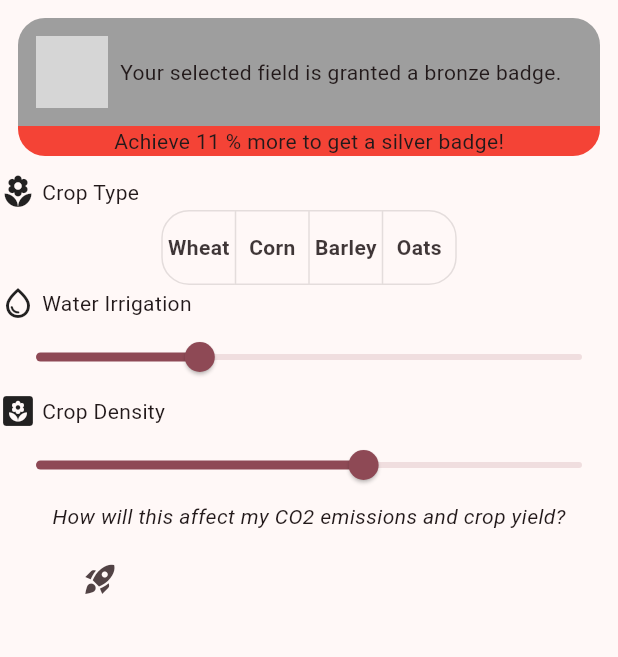
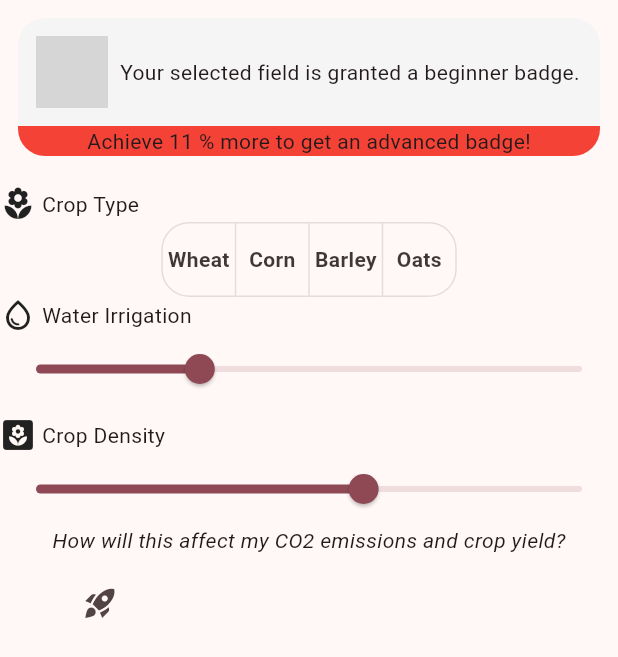
Before and after one commit to noahlatzel/start-hack24, a Flutter app: the PolicyAnalysisWidget widget shown alone on an empty page, opened directly, on a phone screen of 412 x 824 dp. Shown: the top 657 px of the screen. Run offline on Flutter 3.47's test engine with Material 3 defaults, Android fonts, the phone set to English and light mode, and no system bars; our stand-ins replace fl_chart, flutter_map, latlong2; missing offline and left inert: flutter_map_cancellable_tile_provider; statements that could not run were skipped; grey boxes are pictures that could not be loaded.

Commit message:
hopefully final commit

```diff
--- a/lib/features/map/presentation/policy_analysis_widget.dart
+++ b/lib/features/map/presentation/policy_analysis_widget.dart
@@ -21,18 +21,18 @@ class _PolicyAnalysisWidgetState extends State<PolicyAnalysisWidget> {
 
   String getBadgeString() {
     double sum = _currentSliderValue1 + _currentSliderValue2;
-    if (sum > 1.8) return "golden";
-    if (sum > 1.0) return "silver";
-    return "bronze";
+    if (sum > 1.8) return "an expert";
+    if (sum > 1.0) return "an advanced";
+    return "a beginner";
   }
 
   String getNextBadgeString() {
     double sum = _currentSliderValue1 + _currentSliderValue2;
     if (sum > 1.8) return "Great! You achieved the best badge.";
     if (sum > 1.0) {
-      return "Achieve ${(((1.8 / sum) - 1) * 100).toStringAsFixed(0)} % more to get a golden badge!";
+      return "Achieve ${(((1.8 / sum) - 1) * 100).toStringAsFixed(0)} % more to get an expert badge!";
     }
-    return "Achieve ${(((1.0 / sum) - 1) * 100).toStringAsFixed(0)} % more to get a silver badge!";
+    return "Achieve ${(((1.0 / sum) - 1) * 100).toStringAsFixed(0)} % more to get an advanced badge!";
   }
 
   @override
@@ -42,9 +42,9 @@ class _PolicyAnalysisWidgetState extends State<PolicyAnalysisWidget> {
         Padding(
           padding: const EdgeInsets.only(top: 12, left: 12, right: 12),
           child: Container(
-            decoration: const BoxDecoration(
-              color: Colors.grey,
-              borderRadius: BorderRadius.only(
+            decoration: BoxDecoration(
+              color: Colors.grey[100],
+              borderRadius: const BorderRadius.only(
                   topLeft: Radius.circular(18), topRight: Radius.circular(18)),
             ),
             padding: const EdgeInsets.all(12.0),
@@ -62,7 +62,7 @@ class _PolicyAnalysisWidgetState extends State<PolicyAnalysisWidget> {
                     ),
                     Expanded(
                       child: Text(
-                          "Your selected field is granted a ${getBadgeString()} badge."),
+                          "Your selected field is granted ${getBadgeString()} badge."),
                     ),
                   ],
                 )
@@ -71,7 +71,7 @@ class _PolicyAnalysisWidgetState extends State<PolicyAnalysisWidget> {
           ),
         ),
         Padding(
-          padding: const EdgeInsets.only(left: 12, right: 12, bottom: 12),
+          padding: const EdgeInsets.only(left: 12, right: 12, bottom: 20),
           child: Container(
             decoration: const BoxDecoration(
               color: Colors.red,
@@ -167,7 +167,9 @@ class _PolicyAnalysisWidgetState extends State<PolicyAnalysisWidget> {
             });
           },
         ),
-        const Row(
+        const Padding(
+          padding: EdgeInsets.only(top: 8.0),
+          child: Row(
             mainAxisAlignment: MainAxisAlignment.start,
             children: [
               Icon(Icons.yard),
@@ -176,6 +178,7 @@ class _PolicyAnalysisWidgetState extends State<PolicyAnalysisWidget> {
               ),
               Text("Crop Density"),
             ],
+          ),
         ),
         Slider(
           value: _currentSliderValue2,
```
Lines whose indentation alone changed are shown as unchanged.
